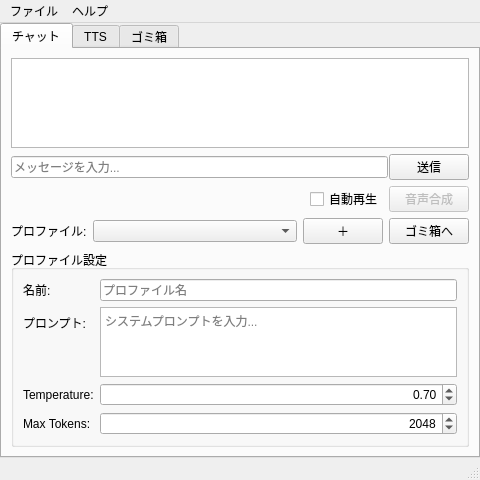
Above: src/MainWindow.ui from mitayuki3/flexichat before the change. Below: the same form after it.
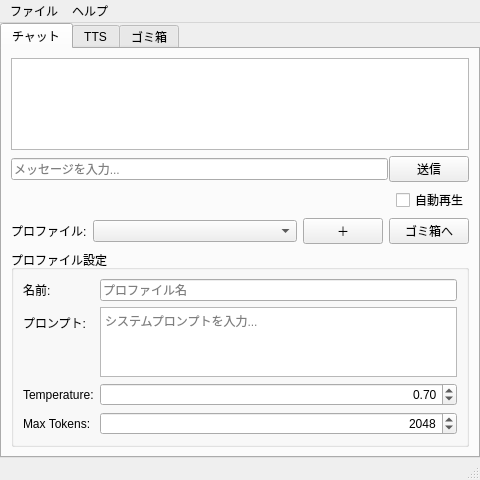
That is the form after the change.

Commit message:
音声合成ボタンを右クリックメニューに移行（複数選択対応）
PR コメント対応:
- MainWindow.ui から playTtsButton を削除
- onPlayTtsClicked / onChatDisplayClicked / syncTtsButtons および
  対応する activated ラムダ・playingChanged 接続をすべて削除
- 右クリックメニューに「音声合成」アクションを追加
- 新スロット playSelectedChatItems を追加し、選択中のアシスタント
  発話のみを抽出して、1 件なら synthesizeRequested、複数件なら
  synthesizeMultipleRequested を emit
- アシスタント発話判定は kAssistantPrefix を流用

```diff
--- a/src/MainWindow.ui
+++ b/src/MainWindow.ui
@@ -114,16 +114,6 @@
             </property>
            </widget>
           </item>
-          <item>
-           <widget class="QPushButton" name="playTtsButton">
-            <property name="enabled">
-             <bool>false</bool>
-            </property>
-            <property name="text">
-             <string>音声合成</string>
-            </property>
-           </widget>
-          </item>
          </layout>
         </item>
         <item>
```
The commit also changes 3 other files.
